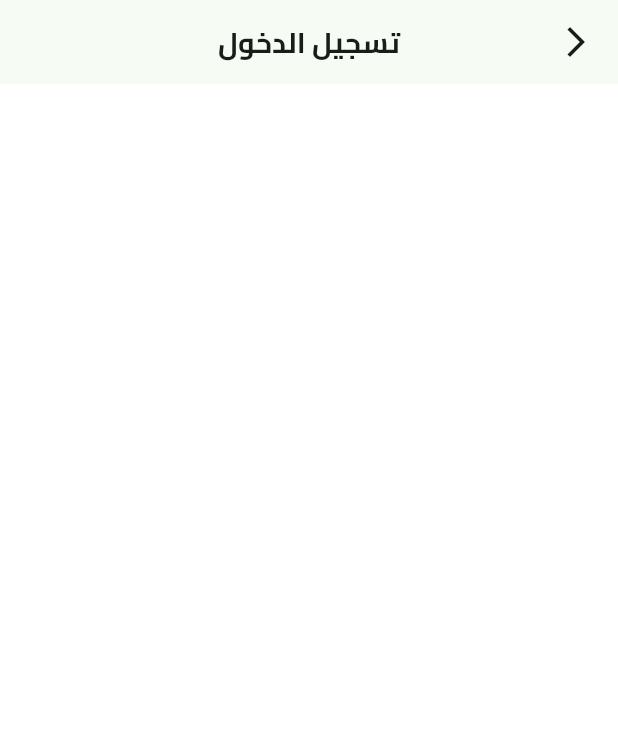
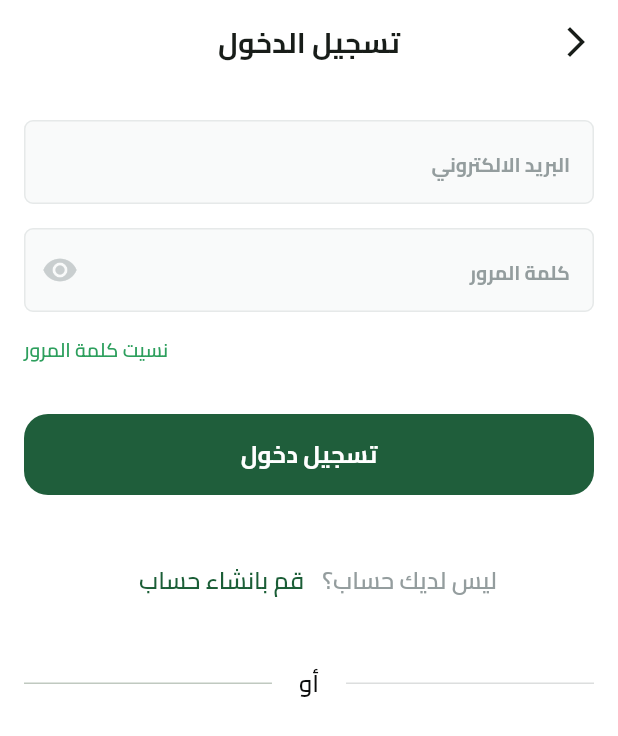
Before and after one commit to HishamRagab14/fruit_hub, a Flutter app: the screen it shows after launch, after a tap on "تخط", on a phone screen of 412 x 824 dp. Shown: the top 736 px of the screen. Run offline on Flutter 3.47's test engine with Material 3 defaults, Android fonts, the phone set to English and light mode, and no system bars; our stand-ins replace dots_indicator, flutter_svg, shared_preferences.

Commit message:
Add new colors and widgets for authentication screen
- Added lightPrimaryColor and darkPrimaryColor to AppColors.
- Set background color for AppBar to white.
- Created CustomTextFormField widget for text input fields.
- Added DonotHaveAnAccount widget for account creation prompt.
- Updated LoginViewBody to include email and password fields, forgot password link, login button, and OrDivider.
- Created OrDivider widget for separating login methods.

```diff
--- a/lib/core/utils/app_colors.dart
+++ b/lib/core/utils/app_colors.dart
@@ -2,6 +2,8 @@ import 'package:flutter/material.dart';
 
 abstract class AppColors {
   static const Color primaryColor = Color(0xFF1F5E3B);
+  static const Color lightPrimaryColor = Color(0xFF2D9F5D);
+  static const Color darkPrimaryColor = Color(0xff1B5E37);
   static const Color secondaryColor = Color(0xffF4A91F);
   static const Color textColor = Color(0xFF0C0D0D);
 }
--- a/lib/core/widgets/custom_app_bar.dart
+++ b/lib/core/widgets/custom_app_bar.dart
@@ -3,6 +3,7 @@ import 'package:fruits_hub_app/core/utils/app_text_styles.dart';
 
 AppBar createAppBar(BuildContext context,{required String title}) {
     return AppBar(
+      backgroundColor: Colors.white,
       leading: GestureDetector(
         onTap: () {
           Navigator.pop(context);
--- /dev/null
+++ b/lib/core/widgets/custom_text_form_field.dart
@@ -0,0 +1,33 @@
+import 'package:flutter/material.dart';
+import 'package:fruits_hub_app/core/utils/app_text_styles.dart';
+
+class CustomTextFormField extends StatelessWidget {
+  const CustomTextFormField({super.key, required this.hintText, required this.textInputType, this.suffixIcon,});
+  final String hintText;
+  final TextInputType textInputType;
+  final Widget? suffixIcon;
+  @override
+  Widget build(BuildContext context) {
+    return TextFormField(
+      keyboardType: textInputType,
+      decoration: InputDecoration(
+        suffixIcon:suffixIcon ,
+        hintText: hintText,
+        hintStyle: TextStyles.bold13.copyWith(color: const Color(0xff949D9E)),
+        filled: true,
+        fillColor: const Color(0xffF9FAFA),
+        border: buildBorder(),
+        enabledBorder: buildBorder(),
+        // focusedBorder: buildBorder(),
+
+      ),
+    );
+  }
+
+  OutlineInputBorder buildBorder() {
+    return OutlineInputBorder(
+        borderSide: const BorderSide(width: 1,color: Color(0xffE6E9E9)),
+        borderRadius: BorderRadius.circular(6)
+      );
+  }
+}
--- /dev/null
+++ b/lib/features/authentication/presentation/views/widgets/dont_have_an_account.dart
@@ -0,0 +1,30 @@
+import 'package:flutter/material.dart';
+import 'package:fruits_hub_app/core/utils/app_colors.dart';
+import 'package:fruits_hub_app/core/utils/app_text_styles.dart';
+
+class DonotHaveAnAccount extends StatelessWidget {
+  const DonotHaveAnAccount({
+    super.key,
+  });
+
+  @override
+  Widget build(BuildContext context) {
+    return Row(
+      mainAxisAlignment: MainAxisAlignment.center,
+      children: [
+         Text(
+          'ليس لديك حساب؟',
+          style: TextStyles.semiBold16.copyWith(color: const Color(0xff949D9E)),
+        ),
+        TextButton(
+          onPressed: () {},
+          child: Text(
+            'قم بانشاء حساب',
+            style: TextStyles.semiBold16
+                .copyWith(color: AppColors.darkPrimaryColor),
+          ),
+        ),
+      ],
+    );
+  }
+}
--- a/lib/features/authentication/presentation/views/widgets/login_view_body.dart
+++ b/lib/features/authentication/presentation/views/widgets/login_view_body.dart
@@ -1,15 +1,56 @@
 import 'package:flutter/material.dart';
+import 'package:fruits_hub_app/constants.dart';
+import 'package:fruits_hub_app/core/utils/app_colors.dart';
+import 'package:fruits_hub_app/core/utils/app_text_styles.dart';
+import 'package:fruits_hub_app/core/widgets/custom_button.dart';
+import 'package:fruits_hub_app/core/widgets/custom_text_form_field.dart';
+import 'package:fruits_hub_app/features/authentication/presentation/views/widgets/dont_have_an_account.dart';
+import 'package:fruits_hub_app/features/authentication/presentation/views/widgets/or_divider.dart';
 
 class LoginViewBody extends StatelessWidget {
   const LoginViewBody({super.key});
 
   @override
   Widget build(BuildContext context) {
-    return const SingleChildScrollView(
-      child: Column(
-        children: [
-
-        ],
+    return Padding(
+      padding: const EdgeInsets.symmetric(horizontal: kHorizontalPadding),
+      child: SingleChildScrollView(
+        child: Column(
+          crossAxisAlignment: CrossAxisAlignment.end,
+          children: [
+            const SizedBox(
+              height: 24,
+            ),
+            const CustomTextFormField(
+              hintText: 'البريد الالكتروني',
+              textInputType: TextInputType.emailAddress,
+            ),
+            const SizedBox(
+              height: 16,
+            ),
+            const CustomTextFormField(
+              hintText: 'كلمة المرور',
+              textInputType: TextInputType.visiblePassword,
+              suffixIcon: Icon(
+                Icons.remove_red_eye,
+                color: Color(0xffC9CECF),
+              ),
+            ),
+            const SizedBox(height: 16),
+            Text(
+              'نسيت كلمة المرور',
+              style: TextStyles.semiBold13.copyWith(
+                color: AppColors.lightPrimaryColor,
+              ),
+            ),
+            const SizedBox(height: 33),
+            const CustomButton(text: 'تسجيل دخول'),
+            const SizedBox(height: 33),
+            const DonotHaveAnAccount(),
+            const SizedBox(height: 33),
+            const OrDivider(),
+          ],
+        ),
       ),
     );
   }
--- /dev/null
+++ b/lib/features/authentication/presentation/views/widgets/or_divider.dart
@@ -0,0 +1,30 @@
+import 'package:flutter/material.dart';
+import 'package:fruits_hub_app/core/utils/app_text_styles.dart';
+
+class OrDivider extends StatelessWidget {
+  const OrDivider({super.key});
+
+  @override
+  Widget build(BuildContext context) {
+    return Row(
+      children: [
+        const Expanded(
+          child: Divider(
+            endIndent: 18,
+            color: Color(0XFFDCDEDE),
+          ),
+        ),
+        Text(
+          'أو',
+          textAlign: TextAlign.center,
+          style: TextStyles.semiBold16.copyWith(
+            color: const Color(0xff0C0D0D),
+          ),
+        ),
+        const Expanded(child: Divider(
+          indent: 18,
+        )),
+      ],
+    );
+  }
+}
```
